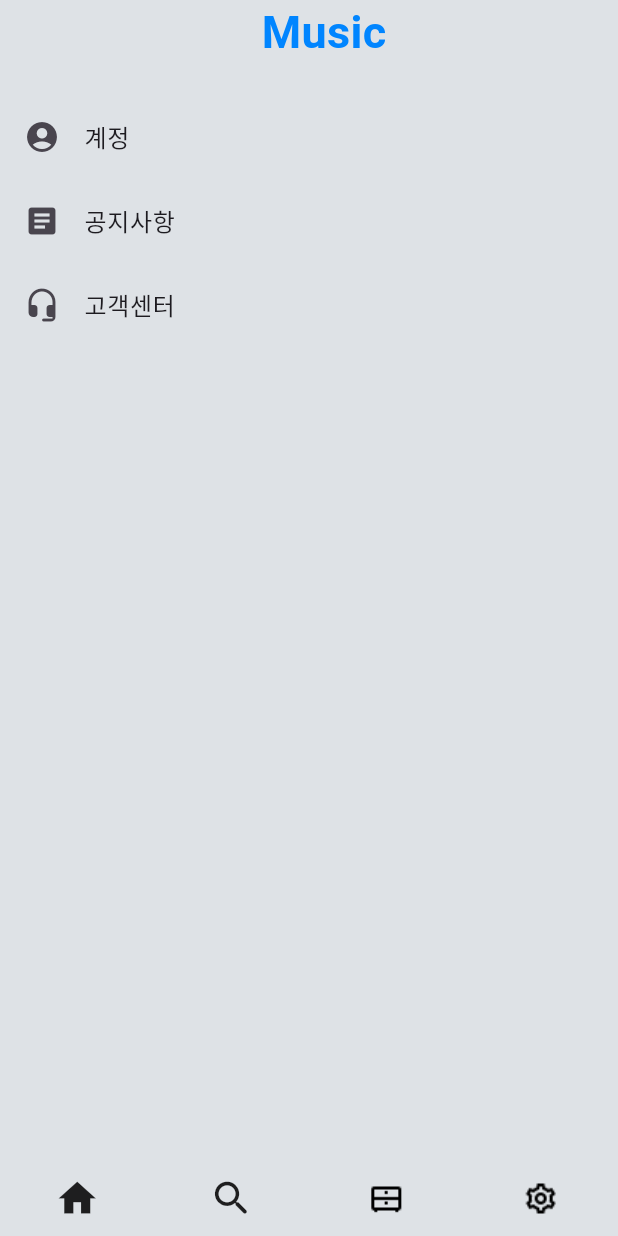
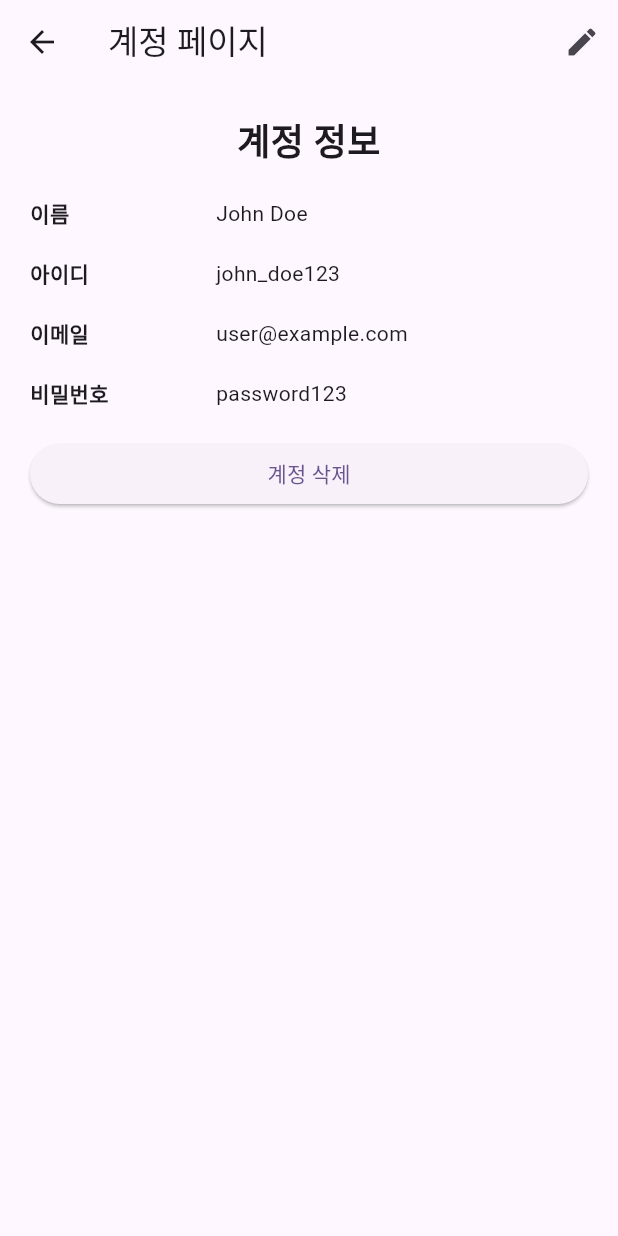
Before and after one commit to ljy3852/Trio, a Flutter app: the screen it shows after launch, item 4 of the bottom bar chosen, after a tap on "계정", on a phone screen of 412 x 824 dp. Run offline on Flutter 3.47's test engine with Material 3 defaults, Android fonts, the phone set to English and light mode, and no system bars; our stand-ins replace dio, firebase_core, freezed_annotation; missing offline and left inert: kakao_flutter_sdk_user; accounts and stored records are empty; generated files the repository leaves out were written again; network calls fail.

Commit message:
account 계정 화면 추가

```diff
--- /dev/null
+++ b/lib/bottombar/account.dart
@@ -0,0 +1,232 @@
+import 'package:flutter/material.dart';
+
+void main() {
+  runApp(MyApp());
+}
+
+class MyApp extends StatelessWidget {
+  @override
+  Widget build(BuildContext context) {
+    return MaterialApp(
+      title: '계정 페이지',
+      theme: ThemeData(
+        primarySwatch: Colors.blue,
+        visualDensity: VisualDensity.adaptivePlatformDensity,
+      ),
+      home: AccountPage(),
+    );
+  }
+}
+
+class AccountPage extends StatefulWidget {
+  @override
+  _AccountPageState createState() => _AccountPageState();
+}
+
+class _AccountPageState extends State<AccountPage> {
+  String _name = 'John Doe';
+  String _userId = 'john_doe123';
+  String _email = 'user@example.com';
+  String _password = 'password123';
+
+  @override
+  Widget build(BuildContext context) {
+    return Scaffold(
+      appBar: AppBar(
+        title: Text('계정 페이지'),
+        actions: [
+          IconButton(
+            icon: Icon(Icons.edit),
+            onPressed: () {
+              _showEditDialog(context);
+            },
+          ),
+        ],
+      ),
+      body: SingleChildScrollView(
+        child: Padding(
+          padding: EdgeInsets.all(20.0),
+          child: Column(
+            crossAxisAlignment: CrossAxisAlignment.stretch,
+            children: [
+              Text(
+                '계정 정보',
+                style: TextStyle(
+                  fontSize: 24.0,
+                  fontWeight: FontWeight.bold,
+                ),
+                textAlign: TextAlign.center,
+              ),
+              SizedBox(height: 20.0),
+              _buildInfoItem('이름', _name),
+              SizedBox(height: 20.0),
+              _buildInfoItem('아이디', _userId),
+              SizedBox(height: 20.0),
+              _buildInfoItem('이메일', _email),
+              SizedBox(height: 20.0),
+              _buildInfoItem('비밀번호', _password),
+              SizedBox(height: 20.0),
+              ElevatedButton(
+                onPressed: () {
+                  _showDeleteConfirmationDialog(context);
+                },
+                child: Text('계정 삭제'),
+              ),
+            ],
+          ),
+        ),
+      ),
+    );
+  }
+
+  Widget _buildInfoItem(String label, String value) {
+    return Row(
+      children: [
+        Expanded(
+          flex: 1,
+          child: Text(
+            label,
+            style: TextStyle(fontWeight: FontWeight.bold),
+          ),
+        ),
+        Expanded(
+          flex: 2,
+          child: Text(value),
+        ),
+      ],
+    );
+  }
+
+  void _showDeleteConfirmationDialog(BuildContext context) {
+    showDialog(
+      context: context,
+      builder: (BuildContext context) {
+        return AlertDialog(
+          title: Text('계정 삭제'),
+          content: Text('정말로 계정을 삭제하시겠습니까?'),
+          actions: [
+            TextButton(
+              onPressed: () {
+                Navigator.of(context).pop();
+              },
+              child: Text('취소'),
+            ),
+            ElevatedButton(
+              onPressed: () {
+                // 계정 삭제 기능 추가
+                Navigator.of(context).pop();
+                ScaffoldMessenger.of(context).showSnackBar(
+                  SnackBar(content: Text('계정이 삭제되었습니다.')),
+                );
+                // 여기에 계정 삭제에 대한 실제 로직을 추가하면 됩니다.
+              },
+              child: Text('확인'),
+            ),
+          ],
+        );
+      },
+    );
+  }
+
+  void _showEditDialog(BuildContext context) {
+    showDialog(
+      context: context,
+      builder: (BuildContext context) {
+        return AlertDialog(
+          title: Text('계정 정보 수정'),
+          content: SingleChildScrollView(
+            child: ListBody(
+              children: [
+                GestureDetector(
+                  child: Text('비밀번호 수정'),
+                  onTap: () {
+                    _showEditPasswordDialog(context);
+                  },
+                ),
+                Padding(padding: EdgeInsets.all(10.0)),
+                GestureDetector(
+                  child: Text('이메일 수정'),
+                  onTap: () {
+                    _showEditEmailDialog(context);
+                  },
+                ),
+              ],
+            ),
+          ),
+        );
+      },
+    );
+  }
+
+  void _showEditPasswordDialog(BuildContext context) {
+    String newPassword = '';
+
+    showDialog(
+      context: context,
+      builder: (BuildContext context) {
+        return AlertDialog(
+          title: Text('비밀번호 수정'),
+          content: TextField(
+            onChanged: (value) {
+              newPassword = value;
+            },
+            decoration: InputDecoration(hintText: '새로운 비밀번호'),
+          ),
+          actions: [
+            TextButton(
+              onPressed: () {
+                Navigator.of(context).pop();
+              },
+              child: Text('취소'),
+            ),
+            ElevatedButton(
+              onPressed: () {
+                setState(() {
+                  _password = newPassword;
+                });
+                Navigator.of(context).pop();
+              },
+              child: Text('확인'),
+            ),
+          ],
+        );
+      },
+    );
+  }
+
+  void _showEditEmailDialog(BuildContext context) {
+    String newEmail = '';
+
+    showDialog(
+      context: context,
+      builder: (BuildContext context) {
+        return AlertDialog(
+          title: Text('이메일 수정'),
+          content: TextField(
+            onChanged: (value) {
+              newEmail = value;
+            },
+            decoration: InputDecoration(hintText: '새로운 이메일'),
+          ),
+          actions: [
+            TextButton(
+              onPressed: () {
+                Navigator.of(context).pop();
+              },
+              child: Text('취소'),
+            ),
+            ElevatedButton(
+              onPressed: () {
+                setState(() {
+                  _email = newEmail;
+                });
+                Navigator.of(context).pop();
+              },
+              child: Text('확인'),
+            ),
+          ],
+        );
+      },
+    );
+  }
+}
--- a/lib/bottombar/setting.dart
+++ b/lib/bottombar/setting.dart
@@ -1,5 +1,6 @@
 import 'package:flutter/cupertino.dart';
 import 'package:flutter/material.dart';
+import 'package:untitled2/bottombar/account.dart';
 import 'package:untitled2/bottombar/board.dart';
 import 'package:untitled2/bottombar/locker.dart';
 import 'package:untitled2/apppage/main.dart';
@@ -33,12 +34,12 @@ class Setting extends StatelessWidget {
               leading: Icon(Icons.account_circle),
               title: Text('계정'),
               onTap: () {
-                // 계정 페이지로 이동하는 코드를 여기에 작성
+                Navigator.push(context, MaterialPageRoute(builder: (context) => AccountPage()),);
               },
             ),
             ListTile(
               leading: Icon(Icons.article),
-              title: Text('공지사항'),
+              title: Text('게시판'),
               onTap: () {
                 // 게시판 페이지로 이동하는 코드를 여기에 작성
                 Navigator.push(context, MaterialPageRoute(builder: (context) => Board()),);
@@ -46,7 +47,7 @@ class Setting extends StatelessWidget {
             ),
             ListTile(
               leading: Icon(Icons.headset_mic_rounded),
-              title: Text('고객센터'),
+              title: Text('문의하기'),
               onTap: () {
                 // 고객센터 페이지로 이동하는 코드를 여기에 작성
                 Navigator.push(
@@ -68,9 +69,7 @@ class Setting extends StatelessWidget {
           children: [
             InkWell(
               onTap: () {
-                Navigator.of(context).push(MaterialPageRoute(
-                  builder: (context) => MyApp(),
-                ));
+                Navigator.pop(context);
               },
               child: Container(
                 width: 90,
```
Also changed, not shown: lib/apppage/main.dart (+20 -20 lines), 2 other files.
